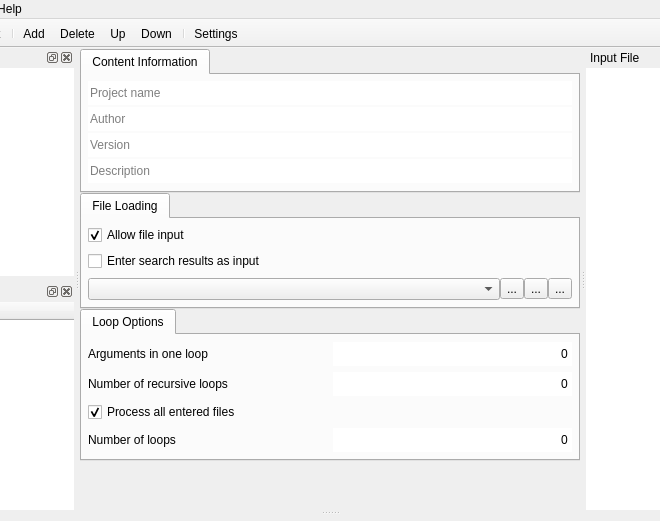
This is src/ProfileEditor/profileeditor.ui in karakirimu/AutoBatchTools as Qt 5 draws it before an edit; both pictures show x 182 to 842 and y 0 to 521 of the 1024 by 768 pixel window. The edited form follows.
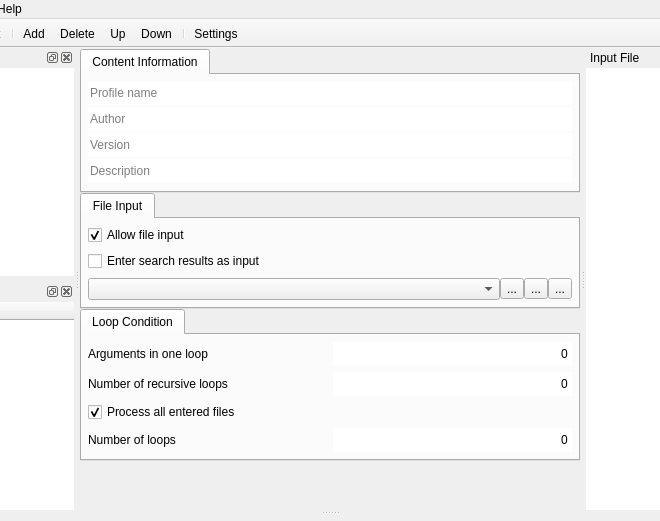
This is the edited form. The open tabs and pages were chosen to show the change. Icons and pictures are not drawn. Custom widgets are drawn as their Qt base class.

Patch:
```diff
--- a/src/ProfileEditor/profileeditor.ui
+++ b/src/ProfileEditor/profileeditor.ui
@@ -112,6 +112,9 @@
               <property name="styleSheet">
                <string notr="true"/>
               </property>
+              <property name="text">
+               <string/>
+              </property>
               <property name="frame">
                <bool>false</bool>
               </property>
@@ -119,7 +122,7 @@
                <set>Qt::AlignLeading|Qt::AlignLeft|Qt::AlignVCenter</set>
               </property>
               <property name="placeholderText">
-               <string>Project name</string>
+               <string>Profile name</string>
               </property>
              </widget>
             </item>
@@ -203,7 +206,7 @@
           </property>
           <widget class="QWidget" name="fileinputPage1">
            <attribute name="title">
-            <string>File Loading</string>
+            <string>File Input</string>
            </attribute>
            <layout class="QVBoxLayout" name="verticalLayout_21">
             <property name="leftMargin">
@@ -334,7 +337,7 @@
             </sizepolicy>
            </property>
            <attribute name="title">
-            <string>Loop Options</string>
+            <string>Loop Condition</string>
            </attribute>
            <layout class="QVBoxLayout" name="verticalLayout_22">
             <property name="leftMargin">
```
Left out of the diff: 13 changed lines with no effect on the pictures.
